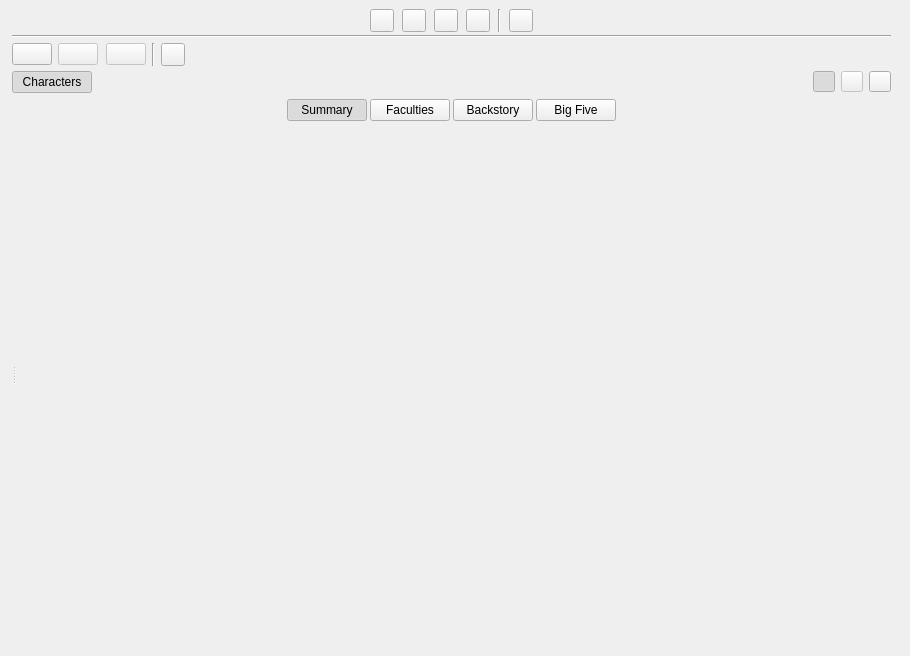
Old version of the form ui/characters_view.ui in the repository zkovari/plotlyst.
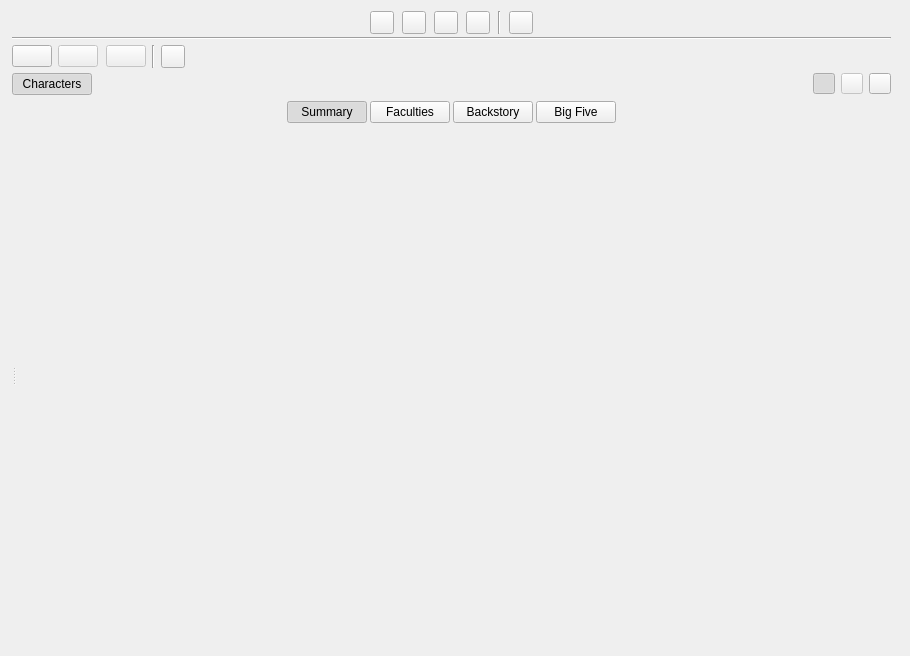
New version of the form. Custom widgets are drawn as their Qt base class.

Commit message: Bigger top margin for characters view

Patch:
```diff
--- a/ui/characters_view.ui
+++ b/ui/characters_view.ui
@@ -24,7 +24,7 @@
     <number>2</number>
    </property>
    <property name="topMargin">
-    <number>0</number>
+    <number>2</number>
    </property>
    <property name="rightMargin">
     <number>9</number>
@@ -991,8 +991,8 @@
                    <rect>
                     <x>0</x>
                     <y>0</y>
-                    <width>873</width>
-                    <height>520</height>
+                    <width>870</width>
+                    <height>481</height>
                    </rect>
                   </property>
                   <property name="relaxed-white-bg" stdset="0">
```
Left out of the diff: 8 changed lines with no effect on the pictures.
